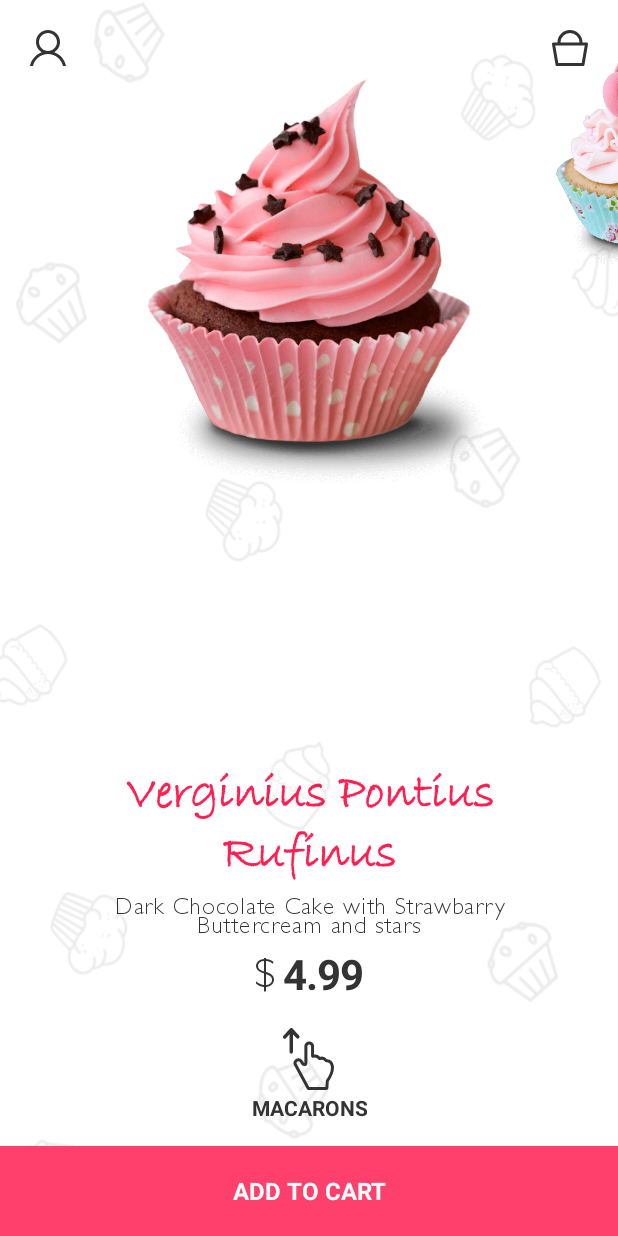
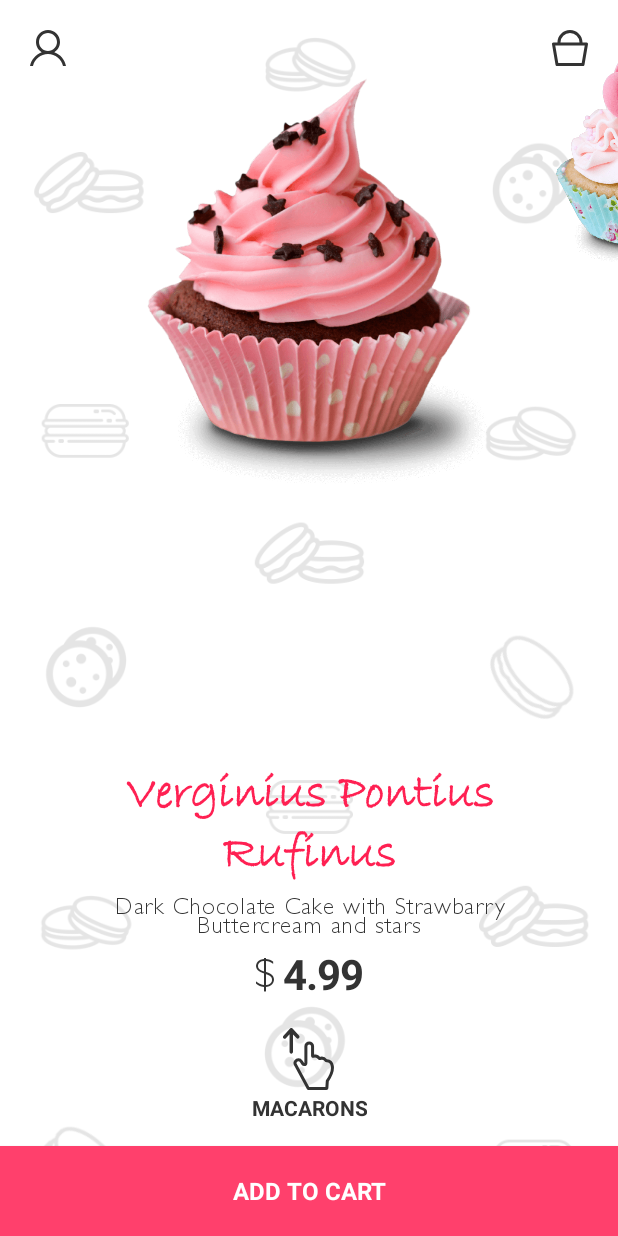
Before and after one commit to softermii/babalex, an Android app: the screen it shows after launch (MainActivity), on a phone screen of 412 x 824 dp. Run offline under Robolectric (Android 15) with nearby library versions, the light colour scheme and no system bars.

Commit message:
- implementing background parallax

```diff
--- /dev/null
+++ b/app/src/main/java/com/shakenbeer/babalex/BackgroundAdapter.java
@@ -0,0 +1,50 @@
+package com.shakenbeer.babalex;
+
+import android.support.v7.widget.RecyclerView;
+import android.view.LayoutInflater;
+import android.view.View;
+import android.view.ViewGroup;
+import android.widget.ImageView;
+
+import java.util.ArrayList;
+
+/**
+ * Created by onos on 01.09.17.
+ */
+
+class BackgroundAdapter extends RecyclerView.Adapter<BackgroundAdapter.BackgroundViewHolder> {
+
+    private ArrayList<Integer> backgroundResources;
+
+    BackgroundAdapter(ArrayList<Integer> backgroundResources) {
+        this.backgroundResources = backgroundResources;
+    }
+
+    @Override
+    public BackgroundAdapter.BackgroundViewHolder onCreateViewHolder(ViewGroup parent, int viewType) {
+        LayoutInflater inflater = LayoutInflater.from(parent.getContext());
+        View view = inflater.inflate(R.layout.background_item, parent, false);
+        return new BackgroundAdapter.BackgroundViewHolder(view);
+    }
+
+    @Override
+    public void onBindViewHolder(BackgroundViewHolder holder, int position) {
+        holder.imageView.setImageResource(backgroundResources.get(position));
+    }
+
+    @Override
+    public int getItemCount() {
+        return backgroundResources.size();
+    }
+
+    static class BackgroundViewHolder extends RecyclerView.ViewHolder {
+
+        ImageView imageView;
+
+        public BackgroundViewHolder(View itemView) {
+            super(itemView);
+            imageView = (ImageView) itemView.findViewById(R.id.background_image_view);
+        }
+    }
+
+}
--- a/app/src/main/java/com/shakenbeer/babalex/MainActivity.java
+++ b/app/src/main/java/com/shakenbeer/babalex/MainActivity.java
@@ -9,6 +9,7 @@ import android.support.v7.app.AppCompatActivity;
 import android.support.v7.widget.LinearLayoutManager;
 import android.support.v7.widget.RecyclerView;
 import android.util.Log;
+import android.view.MotionEvent;
 import android.view.View;
 import android.widget.Button;
 import android.widget.LinearLayout;
@@ -16,6 +17,8 @@ import android.widget.TextView;
 
 import com.shakenbeer.babalex.data.Babalex;
 import com.shakenbeer.babalex.data.Storage;
+
+import java.util.ArrayList;
 
 import static android.support.v7.widget.RecyclerView.SCROLL_STATE_IDLE;
 
@@ -36,6 +39,7 @@ public class MainActivity extends AppCompatActivity {
     private LinearLayout babalexItemDataLayout;
     private CategoriesRecyclerViewManager categoriesManager;
     private RecyclerView categoriesRecyclerView;
+    private RecyclerView backgroundRecyclerView;
     private CategoryAdapter categoryAdapter;
 
     @Override
@@ -65,7 +69,7 @@ public class MainActivity extends AppCompatActivity {
                 super.onScrolled(recyclerView, dx, dy);
             }
         });
-
+        superBabalex.attachParallaxBackgroundScroll(parallaxBackgroundScrollListener);
         superBabalex.setScrollListener(verticalScrollListener);
 
         babalexItemDataLayout = (LinearLayout) findViewById(R.id.babalex_item_data_layout);
@@ -95,6 +99,21 @@ public class MainActivity extends AppCompatActivity {
         categoriesRecyclerView.setLayoutManager(scrollLinearLayoutManager);
         categoriesRecyclerView.setAdapter(categoryAdapter);
         showNextCategoryText();
+
+
+        backgroundRecyclerView = (RecyclerView) findViewById(R.id.background_recycler_view);
+        backgroundRecyclerView.setOnTouchListener(new View.OnTouchListener() {
+            @Override
+            public boolean onTouch(View v, MotionEvent event) {
+                return true;
+            }
+        });
+        backgroundRecyclerView.setLayoutManager(new LinearLayoutManager(this));
+        ArrayList<Integer> list = new ArrayList<>();
+        list.add(Storage.macaron().getBackgroundResId());
+        list.add(Storage.cupcakes().getBackgroundResId());
+        backgroundRecyclerView.setAdapter(new BackgroundAdapter(list));
+
     }
 
     private void showNextCategoryText() {
@@ -140,7 +159,6 @@ public class MainActivity extends AppCompatActivity {
             categoriesRecyclerView.setTranslationY(translationY);
             categoriesRecyclerView.setAlpha(shiftByY * 1.08f / imageHeight);
             babalexItemDataLayout.setAlpha(1f - (shiftByY * 3f / imageHeight));
-            addToCartButton.setAlpha(1f - (shiftByY * 3f / imageHeight));
             nextCategory.setAlpha(1f - (shiftByY * 3f / imageHeight));
             float scaleFactor = 1 + .25f * ((float) shiftByY / imageHeight);
             categoriesRecyclerView.setScaleX(scaleFactor);
@@ -178,4 +196,12 @@ public class MainActivity extends AppCompatActivity {
         }
     };
 
+    private final SuperBabalexView.ParallaxBackgroundScrollListener parallaxBackgroundScrollListener =
+            new SuperBabalexView.ParallaxBackgroundScrollListener() {
+                @Override
+                public void onScrolled(int dx, int dy) {
+                    backgroundRecyclerView.scrollBy(dx, (int) (dy * 0.85f));
+                }
+            };
+
 }
--- a/app/src/main/java/com/shakenbeer/babalex/SuperBabalexAdapter.java
+++ b/app/src/main/java/com/shakenbeer/babalex/SuperBabalexAdapter.java
@@ -31,7 +31,6 @@ public class SuperBabalexAdapter extends RecyclerView.Adapter<SuperBabalexAdapte
     public void onBindViewHolder(SuperBabalexViewHolder holder, int position) {
         holder.babalexView.createAndSetAdapter(data.get(position), onItemSelectedCallback);
         holder.babalexView.setName("" + position);
-        holder.babalexView.setBackgroundResource(data.get(position).getBackgroundResId());
     }
 
     @Override
--- a/app/src/main/java/com/shakenbeer/babalex/SuperBabalexView.java
+++ b/app/src/main/java/com/shakenbeer/babalex/SuperBabalexView.java
@@ -21,12 +21,20 @@ public class SuperBabalexView extends RecyclerView {
 
     @Nullable
     private ScrollListener scrollListener;
+    private ParallaxBackgroundScrollListener backgroundScrollListener;
     private int scrollState = SCROLL_STATE_SETTLING;
 
     public SuperBabalexView(Context context) {
         super(context);
         init(context);
     }
+
+//    @Override
+//    public boolean fling(int velocityX, int velocityY) {
+//        velocityY *= 0.05f; // (between 0 for no fling, and 1 for normal fling, or more for faster fling).
+//        Log.d(TAG, "fling: " + velocityY);
+//        return super.fling(velocityX, velocityY);
+//    }
 
     public SuperBabalexView(Context context, @Nullable AttributeSet attrs) {
         super(context, attrs);
@@ -41,6 +49,10 @@ public class SuperBabalexView extends RecyclerView {
     private void init(Context context) {
         setLayoutManager(new LinearLayoutManager(context));
         snapperCarr.attachToRecyclerView(this);
+    }
+
+    public void attachParallaxBackgroundScroll(ParallaxBackgroundScrollListener listener) {
+        this.backgroundScrollListener = listener;
     }
 
     @Override
@@ -79,6 +91,11 @@ public class SuperBabalexView extends RecyclerView {
 
             prevFirstChildY = (int) firstChild.getY();
         }
+
+        scrollBy(dx, (int) (dy * 0.4f));
+        if (backgroundScrollListener != null) {
+            backgroundScrollListener.onScrolled(dx, dy);
+        }
     }
 
     private String state(int state) {
@@ -114,4 +131,8 @@ public class SuperBabalexView extends RecyclerView {
 
         void categoryChanged(int activePos);
     }
+
+    interface ParallaxBackgroundScrollListener {
+        void onScrolled(int dx, int dy);
+    }
 }
--- a/app/src/main/java/com/shakenbeer/babalex/data/Storage.java
+++ b/app/src/main/java/com/shakenbeer/babalex/data/Storage.java
@@ -12,7 +12,7 @@ public class Storage {
     private static final Category macaron;
 
     static {
-        cupcakes = new Category("Cupcakes", R.drawable.background_cupcakes);
+        cupcakes = new Category("Cupcakes", R.drawable.cupcakes_background);
         cupcakes.add(new Candy("Verginius Pontius Rufinus", R.drawable.cupcake1));
         cupcakes.add(new Candy("Lucretia Claudius Rufinus", R.drawable.cupcake2));
         cupcakes.add(new Candy("Priscilla Marcella Cicero", R.drawable.cupcake3));
@@ -20,7 +20,7 @@ public class Storage {
         cupcakes.add(new Candy("Maximinus Aulus Loukios", R.drawable.cupcake5));
         sweets.addCategory(cupcakes);
 
-        macaron = new Category("Macarons", R.drawable.background_macarons);
+        macaron = new Category("Macarons", R.drawable.macaron_background);
         macaron.add(new Candy("Wandal Brunhilde Swanahilda", R.drawable.macaron1));
         macaron.add(new Candy("Ricohard Giltbert Otto", R.drawable.macaron2));
         macaron.add(new Candy("Alfher Hrodger Reinald", R.drawable.macaron3));
--- a/app/src/main/res/layout/activity_main.xml
+++ b/app/src/main/res/layout/activity_main.xml
@@ -5,6 +5,15 @@
     android:layout_height="match_parent"
     android:background="@android:color/white"
     tools:context="com.shakenbeer.babalex.MainActivity">
+
+    <android.support.v7.widget.RecyclerView
+        android:id="@+id/background_recycler_view"
+        android:layout_width="match_parent"
+        android:layout_height="match_parent"
+        android:clickable="false"
+        android:focusable="false"
+        android:focusableInTouchMode="false"
+        tools:background="@drawable/macaron_background" />
 
     <android.support.v7.widget.RecyclerView
         android:id="@+id/categories"
@@ -83,7 +92,6 @@
         android:id="@+id/super_babalex"
         android:layout_width="match_parent"
         android:layout_height="match_parent"
-        tools:background="@drawable/background_cupcakes"
         tools:visibility="invisible" />
 
     <RelativeLayout
--- /dev/null
+++ b/app/src/main/res/layout/background_item.xml
@@ -0,0 +1,8 @@
+<?xml version="1.0" encoding="utf-8"?>
+<ImageView xmlns:android="http://schemas.android.com/apk/res/android"
+    xmlns:tools="http://schemas.android.com/tools"
+    android:id="@+id/background_image_view"
+    android:layout_width="match_parent"
+    android:layout_height="match_parent"
+    android:scaleType="centerCrop"
+    tools:src="@drawable/macaron_background" />
--- a/app/src/main/res/layout/item_super_babalex.xml
+++ b/app/src/main/res/layout/item_super_babalex.xml
@@ -1,6 +1,4 @@
 <?xml version="1.0" encoding="utf-8"?>
-
-
 <com.shakenbeer.babalex.BabalexView xmlns:android="http://schemas.android.com/apk/res/android"
     android:id="@+id/babalexView"
     android:layout_width="match_parent"
```
Also changed, not shown: app/src/main/res/drawable-nodpi/cupcakes_background.png (added), app/src/main/res/drawable-nodpi/macaron_background.png (added).
